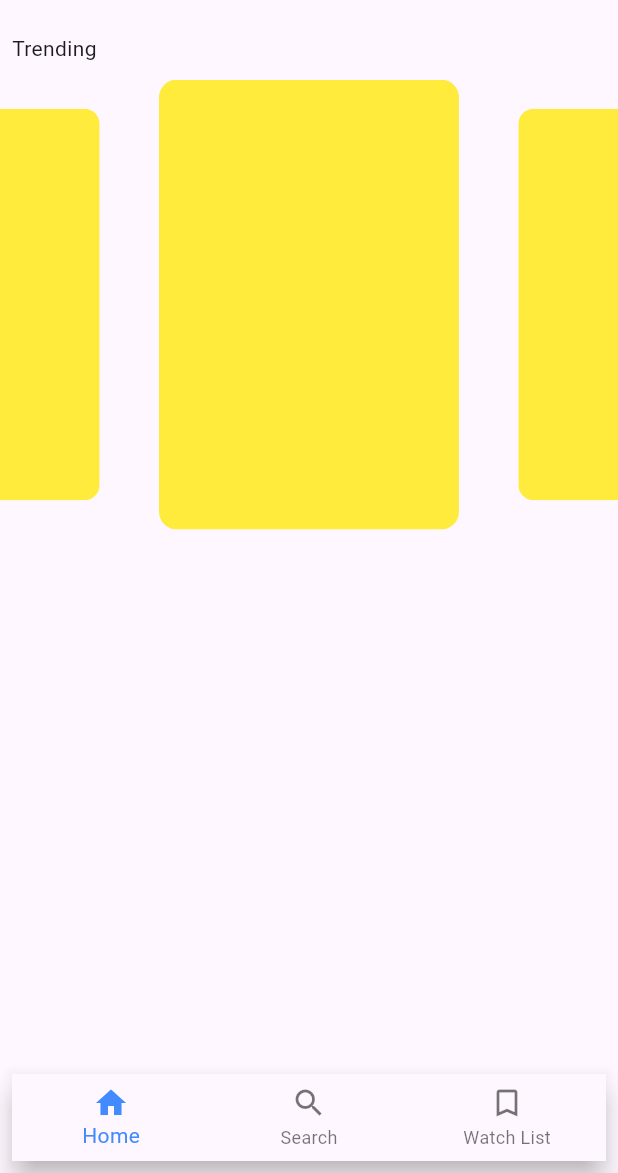
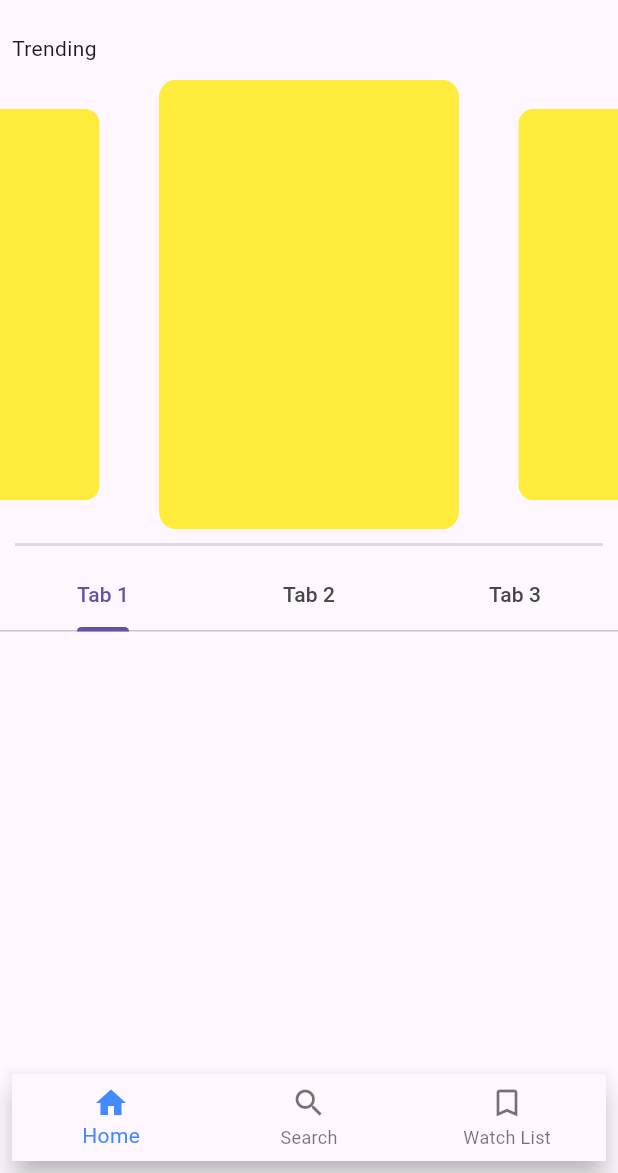
Before and after one commit to Ma7moudMSA/MovieMania, a Flutter app: the screen it shows after launch, on a phone screen of 412 x 824 dp, the part 63-1236 px from its top. Run offline on Flutter 3.47's test engine with Material 3 defaults, Android fonts, the phone set to English and light mode, and no system bars; drawn by our look-alikes of carousel_slider.

Commit message:
look at tab viewer

```diff
--- a/lib/main.dart
+++ b/lib/main.dart
@@ -5,6 +5,40 @@ import 'footer.dart';
 bool backgroundColor = true; // 1 for dark theme, 0 for light theme
 bool isitdark = false;
 
+class Tab1Content extends StatelessWidget {
+  @override
+  Widget build(BuildContext context)
+  {
+    // Fetch and display data for Tab 1 here
+    return ListView(
+      children: [
+        // List items or other content
+      ],
+    );
+  }
+}
+
+class Tab2Content extends StatelessWidget {
+  @override
+  Widget build(BuildContext context) {
+    // Fetch and display data for Tab 2 here
+    return ListView(
+      children: [
+        // List items or other content
+      ],
+    );
+  }
+}
+
+class Tab3Content extends StatelessWidget {
+  @override
+  Widget build(BuildContext context) {
+    // Fetch and display data for Tab 3 here
+    return Center(
+      child: Text('Tab 3 Content'),
+    );
+  }
+}
 Widget buildIcon() {
   return backgroundColor == isitdark
       ? Icon(Icons.dark_mode, color: Colors.white)
@@ -40,7 +74,6 @@ class _MyAppState extends State<MyApp> {
             onTap: () {
               setState(() {
                 isitdark = !isitdark;
-
               });
               print('Icon tapped!');
             },
@@ -82,11 +115,31 @@ class _MyAppState extends State<MyApp> {
                     autoPlayAnimationDuration: const Duration(seconds: 2),
                   ),
                 ),
-              )
+              ),
+              Divider(
+                color: Colors.black12,
+                height: 20,
+                thickness: 2,
+                indent: 10,
+                endIndent: 10,
+              ),
+              DefaultTabController(
+                length: 3, // Number of tabs
+                child: TabBar(
+                  tabs: [
+                    Tab(text: "Tab 1"),
+                    Tab(text: "Tab 2"),
+                    Tab(text: "Tab 3"),
+                  ],
+                ),
+
+              ),
+
+
             ],
           ),
         ),
-        bottomNavigationBar:  Footer(),
+        bottomNavigationBar: Footer(),
       ),
     );
   }
```
